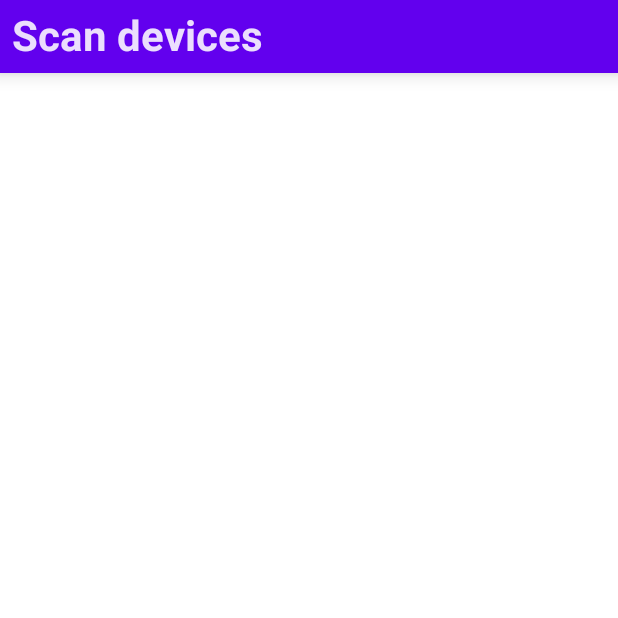
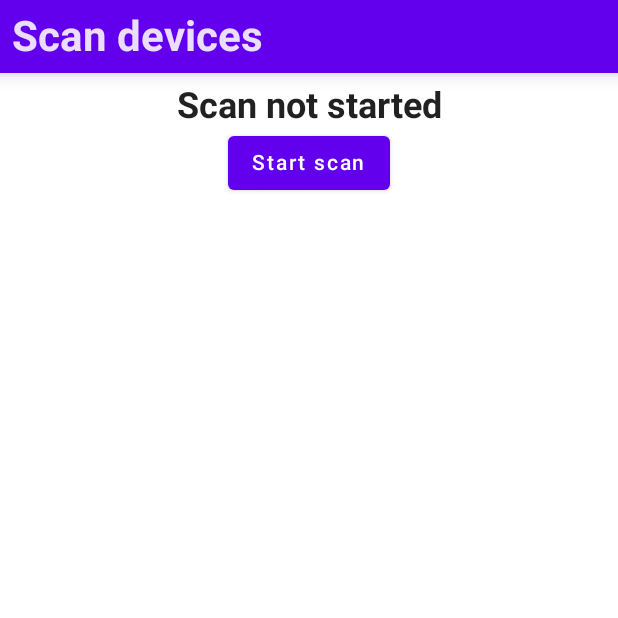
Before and after one commit to ALEGATOR1209/VoltPolska, an Android app built with Jetpack Compose: the screen it shows after launch (VoltPolskaActivity), on a phone screen of 412 x 824 dp, the top half of it. Run offline under Robolectric (Android 15) with nearby library versions, the phone set to English and light mode, and no system bars; our stand-ins replace Dagger/Hilt's generated code.

Commit message:
- scanning

```diff
--- a/app/build.gradle
+++ b/app/build.gradle
@@ -71,3 +71,7 @@ dependencies {
 kapt {
     correctErrorTypes true
 }
+
+kotlin.sourceSets.all {
+    languageSettings.useExperimentalAnnotation("kotlin.RequiresOptIn")
+}
--- a/app/src/main/java/ua/alegator1209/voltpolska/VoltPolskaActivity.kt
+++ b/app/src/main/java/ua/alegator1209/voltpolska/VoltPolskaActivity.kt
@@ -16,11 +16,10 @@ import android.widget.Toast
 import androidx.activity.ComponentActivity
 import androidx.activity.compose.setContent
 import androidx.activity.result.contract.ActivityResultContracts
-import com.google.accompanist.permissions.ExperimentalPermissionsApi
 import dagger.hilt.android.AndroidEntryPoint
 import kotlinx.coroutines.flow.MutableSharedFlow
 import kotlinx.coroutines.runBlocking
-import ua.alegator1209.voltpolska.ui.screens.StartScreen
+import ua.alegator1209.voltpolska.ui.navigation.Navigator
 import ua.alegator1209.voltpolska.ui.theme.VoltPolskaTheme
 import java.util.*
 
@@ -31,15 +30,12 @@ class VoltPolskaActivity : ComponentActivity() {
     private var requestBluetooth = registerForActivityResult(ActivityResultContracts.StartActivityForResult()) {}
     private val requestMultiplePermissions = registerForActivityResult(ActivityResultContracts.RequestMultiplePermissions()) {}
 
-    @OptIn(ExperimentalPermissionsApi::class)
     override fun onCreate(savedInstanceState: Bundle?) {
         super.onCreate(savedInstanceState)
 
-//        enableBluetooth()
-
         setContent {
             VoltPolskaTheme {
-                StartScreen()
+                Navigator()
             }
         }
     }
--- /dev/null
+++ b/app/src/main/java/ua/alegator1209/voltpolska/di/MainModule.kt
@@ -0,0 +1,35 @@
+package ua.alegator1209.voltpolska.di
+
+import android.bluetooth.BluetoothManager
+import android.content.Context
+import android.location.LocationManager
+import dagger.Module
+import dagger.Provides
+import dagger.hilt.InstallIn
+import dagger.hilt.android.qualifiers.ApplicationContext
+import dagger.hilt.components.SingletonComponent
+import ua.alegator1209.voltpolska.data.ScanRepository
+import javax.inject.Singleton
+
+@Module
+@InstallIn(SingletonComponent::class)
+class MainModule {
+  @Provides
+  @Singleton
+  fun provideScanRepository(
+    bluetoothManager: BluetoothManager,
+    locationManager: LocationManager,
+  ) = ScanRepository(bluetoothManager, locationManager)
+
+  @Provides
+  @Singleton
+  fun provideBluetoothManager(
+    @ApplicationContext context: Context
+  ) = context.getSystemService(BluetoothManager::class.java)
+
+  @Provides
+  @Singleton
+  fun provideLocationManager(
+    @ApplicationContext context: Context
+  ) = context.getSystemService(LocationManager::class.java)
+}
--- a/app/src/main/java/ua/alegator1209/voltpolska/ui/navigation/navigation.kt
+++ b/app/src/main/java/ua/alegator1209/voltpolska/ui/navigation/navigation.kt
@@ -1,6 +1,26 @@
 package ua.alegator1209.voltpolska.ui.navigation
+
+import androidx.compose.runtime.Composable
+import androidx.hilt.navigation.compose.hiltViewModel
+import androidx.navigation.compose.NavHost
+import androidx.navigation.compose.composable
+import androidx.navigation.compose.rememberNavController
+import com.google.accompanist.permissions.ExperimentalPermissionsApi
+import ua.alegator1209.voltpolska.ui.screens.start.StartScreen
 
 object Routes {
     const val Start = "start"
     const val Device = "device"
 }
+
+@OptIn(ExperimentalPermissionsApi::class)
+@Composable
+fun Navigator() {
+    val navController = rememberNavController()
+
+    NavHost(navController = navController, startDestination = Routes.Start) {
+        composable(Routes.Start) {
+            StartScreen(hiltViewModel())
+        }
+    }
+}
--- a/app/src/main/java/ua/alegator1209/voltpolska/ui/screens/StartScreen.kt
+++ b/app/src/main/java/ua/alegator1209/voltpolska/ui/screens/start/StartScreen.kt
@@ -1,11 +1,14 @@
-package ua.alegator1209.voltpolska.ui.screens
+package ua.alegator1209.voltpolska.ui.screens.start
 
+import android.annotation.SuppressLint
+import android.bluetooth.BluetoothDevice
 import androidx.compose.foundation.layout.*
+import androidx.compose.foundation.lazy.LazyColumn
 import androidx.compose.foundation.shape.RoundedCornerShape
 import androidx.compose.material.*
 import androidx.compose.runtime.Composable
-import androidx.compose.runtime.SideEffect
-import androidx.compose.runtime.rememberCoroutineScope
+import androidx.compose.runtime.key
+import androidx.compose.ui.Alignment
 import androidx.compose.ui.Modifier
 import androidx.compose.ui.res.stringResource
 import androidx.compose.ui.text.style.TextAlign
@@ -13,14 +16,13 @@ import androidx.compose.ui.tooling.preview.Preview
 import androidx.compose.ui.unit.dp
 import com.google.accompanist.permissions.ExperimentalPermissionsApi
 import com.google.accompanist.permissions.rememberMultiplePermissionsState
-import kotlinx.coroutines.launch
 import ua.alegator1209.voltpolska.R
 import ua.alegator1209.voltpolska.ui.permissions.Permissions
 import ua.alegator1209.voltpolska.ui.theme.VoltPolskaTheme
 
 @ExperimentalPermissionsApi
 @Composable
-fun StartScreen() {
+fun StartScreen(viewModel: StartViewModel) {
     val permissionsState = rememberMultiplePermissionsState(Permissions.Required)
 
     Scaffold(
@@ -41,8 +43,8 @@ fun StartScreen() {
             }
         }
     ) {
-        Column(
-            verticalArrangement = Arrangement.Center,
+        Box(
+            contentAlignment = Alignment.Center,
             modifier = Modifier.fillMaxSize(),
         ) {
             if (!permissionsState.allPermissionsGranted) {
@@ -50,6 +52,15 @@ fun StartScreen() {
                     onRequestPermission = { permissionsState.launchMultiplePermissionRequest() },
                 )
             }
+
+            Scanner(
+                state = viewModel.scanState,
+                devices = viewModel.devices,
+                onStartScan = viewModel::startScan,
+                onStopScan = viewModel::stopScan,
+                modifier = Modifier
+                    .fillMaxSize()
+                    .padding(8.dp))
         }
     }
 }
@@ -92,15 +103,72 @@ private fun PermissionsRequest(
     }
 }
 
+@SuppressLint("MissingPermission")
 @Composable
 fun Scanner(
-    isInProgress: Boolean,
-    progress: Float,
+    state: ScanState,
+    devices: List<BluetoothDevice>,
+    onStartScan: () -> Unit,
+    onStopScan: () -> Unit,
     modifier: Modifier = Modifier,
 ) {
-    Column(modifier = modifier) {
-        Text(text = stringResource(
-            id = if (isInProgress) R.string.scanner_scan_in_progress else R.string.scanner_scan_finished
-        ))
+    Column(
+        horizontalAlignment = Alignment.CenterHorizontally,
+        modifier = modifier,
+    ) {
+        Text(
+            text = stringResource(id = when (state) {
+                ScanState.NOT_STARTED -> R.string.scanner_scan_not_started
+                ScanState.IN_PROGRESS -> R.string.scanner_scan_in_progress
+                ScanState.FINISHED -> R.string.scanner_scan_finished
+            }),
+            style = MaterialTheme.typography.h2,
+        )
+
+        if (state != ScanState.IN_PROGRESS) {
+            Button(onClick = onStartScan) {
+                Text(text = stringResource(id = R.string.scanner_start_scan))
+            }
+        } else {
+            Button(onClick = onStopScan) {
+                Text(text = stringResource(id = R.string.scanner_stop_scan))
+            }
+        }
+
+        LazyColumn(
+            verticalArrangement = Arrangement.spacedBy(8.dp)
+        ) {
+            for (device in devices) {
+                item(key = device.address) {
+                    Column {
+                        Text(
+                            text = device?.name
+                                .takeUnless { it.isNullOrBlank() }
+                                ?: stringResource(id = R.string.scanner_device_no_name),
+                            style = MaterialTheme.typography.body1,
+                        )
+
+                        Spacer(modifier = Modifier.height(4.dp))
+
+                        Text(
+                            text = device.address,
+                            style = MaterialTheme.typography.caption
+                        )
+
+                        Spacer(modifier = Modifier.height(4.dp))
+
+                        Divider()
+                    }
+                }
+            }
+        }
     }
 }
+
+@Preview
+@Composable
+private fun PermissionRequestPreview() {
+    VoltPolskaTheme {
+        PermissionsRequest(onRequestPermission = {})
+    }
+}
--- /dev/null
+++ b/app/src/main/java/ua/alegator1209/voltpolska/ui/screens/start/StartViewModel.kt
@@ -0,0 +1,58 @@
+package ua.alegator1209.voltpolska.ui.screens.start
+
+import android.bluetooth.BluetoothDevice
+import androidx.compose.runtime.getValue
+import androidx.compose.runtime.mutableStateOf
+import androidx.compose.runtime.setValue
+import androidx.lifecycle.ViewModel
+import androidx.lifecycle.viewModelScope
+import dagger.hilt.android.lifecycle.HiltViewModel
+import kotlinx.coroutines.SupervisorJob
+import kotlinx.coroutines.flow.map
+import kotlinx.coroutines.launch
+import kotlinx.coroutines.supervisorScope
+import ua.alegator1209.voltpolska.data.ScanRepository
+import javax.inject.Inject
+
+@HiltViewModel
+class StartViewModel @Inject constructor(
+  private val scanRepository: ScanRepository,
+) : ViewModel() {
+  var scanState by mutableStateOf(ScanState.NOT_STARTED)
+    private set
+
+  var devices by mutableStateOf(listOf<BluetoothDevice>())
+    private set
+
+  fun startScan() {
+    devices = listOf()
+
+    if (!scanRepository.isBluetoothEnabled) {
+      println("Bluetooth disabled")
+      return
+    }
+
+    if (!scanRepository.isGpsEnabled) {
+      println("Location disabled")
+      return
+    }
+
+    scanState = ScanState.IN_PROGRESS
+    viewModelScope.launch(SupervisorJob()) {
+      launch {
+        scanRepository.startScan()
+          .map { it.device }
+          .collect { device ->
+            devices = devices.filter { device.address != it.address } + device
+          }
+      }.join()
+
+      scanState = ScanState.FINISHED
+    }
+  }
+
+  fun stopScan() {
+    scanRepository.stopScan()
+    scanState = ScanState.FINISHED
+  }
+}
--- /dev/null
+++ b/app/src/main/java/ua/alegator1209/voltpolska/ui/screens/start/models.kt
@@ -0,0 +1,7 @@
+package ua.alegator1209.voltpolska.ui.screens.start
+
+enum class ScanState {
+  NOT_STARTED,
+  IN_PROGRESS,
+  FINISHED,
+}
--- a/app/src/main/java/ua/alegator1209/voltpolska/ui/theme/Type.kt
+++ b/app/src/main/java/ua/alegator1209/voltpolska/ui/theme/Type.kt
@@ -17,6 +17,11 @@ val Typography = Typography(
         fontFamily = FontFamily.Default,
         fontWeight = FontWeight.Bold,
         fontSize = 28.sp
+    ),
+    h2 = TextStyle(
+        fontFamily = FontFamily.Default,
+        fontWeight = FontWeight.Bold,
+        fontSize = 24.sp
     )
     /* Other default text styles to override
     button = TextStyle(
--- a/app/src/main/res/values/strings.xml
+++ b/app/src/main/res/values/strings.xml
@@ -5,4 +5,8 @@
     <string name="permission_request_btn">Grant permissions</string>
     <string name="scanner_scan_in_progress">Scan in progress…</string>
     <string name="scanner_scan_finished">Scan finished</string>
+    <string name="scanner_scan_not_started">Scan not started</string>
+    <string name="scanner_device_no_name">[NO NAME]</string>
+    <string name="scanner_start_scan">Start scan</string>
+    <string name="scanner_stop_scan">Stop scan</string>
 </resources>
```
Also changed, not shown: app/src/main/java/ua/alegator1209/voltpolska/data/ScanRepository.kt (added, +69 -0 lines), app/src/main/java/ua/alegator1209/voltpolska/domain/exceptions/ScanExcpetion.kt (added, +7 -0 lines), build.gradle (line endings or trailing spaces).
